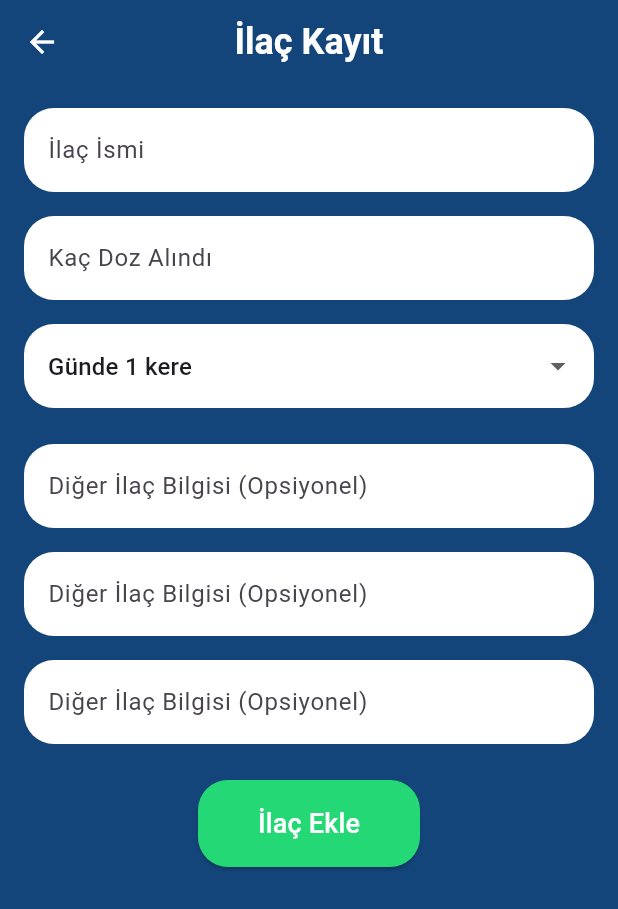
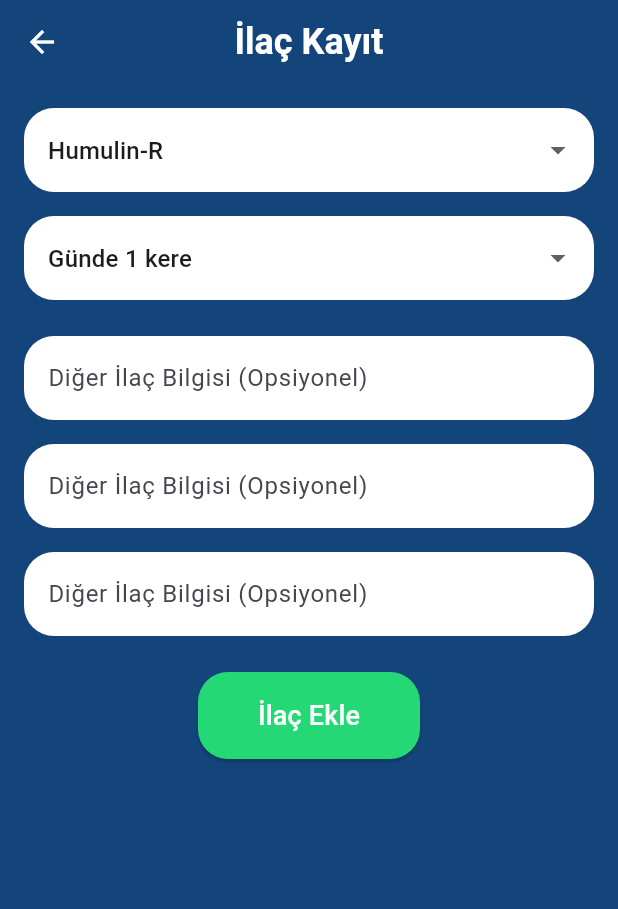
Before and after one commit to bozanctn/diyabet_flutter, a Flutter app: the MedicinePage screen opened directly, on a phone screen of 412 x 824 dp. Shown: the top 909 px of the screen. Run offline on Flutter 3.47's test engine with Material 3 defaults, Android fonts, the phone set to English and light mode, and no system bars; our stand-ins replace animated_bottom_navigation_bar, another_flushbar, cloud_firestore, firebase_auth, firebase_core, firebase_storage and 7 more; accounts and stored records are empty.

```diff
--- a/lib/screens/blood_sugar/blood_sugar_data_page.dart
+++ b/lib/screens/blood_sugar/blood_sugar_data_page.dart
@@ -377,18 +377,18 @@ class _BloodSugarDataPageState extends State<BloodSugarDataPage> {
                     return false; // Hemen silmeyi engelle
                   },
                   child: Card(
-                    color: const Color.fromRGBO(245, 245, 245, 1),
+                    color: const Color.fromRGBO(25, 80, 140, 1.0),
                     margin: const EdgeInsets.symmetric(vertical: 8.0, horizontal: 16.0),
                     shape: RoundedRectangleBorder(borderRadius: BorderRadius.circular(12)),
                     elevation: 2,
                     child: ListTile(
                       title: Text(
                         'Kan Şekeri: ${entry.bloodSugar} mg/dL',
-                        style: const TextStyle(color: Colors.black87),
+                        style: const TextStyle(color: Colors.white),
                       ),
                       subtitle: Text(
                         'İnsülin: ${entry.insulinUnit} ünite\nTarih: ${entry.date}',
-                        style: const TextStyle(color: Colors.black54),
+                        style: const TextStyle(color: Colors.white60),
                       ),
                     ),
                   ),
--- a/lib/screens/medicine/medicine_form_widget.dart
+++ b/lib/screens/medicine/medicine_form_widget.dart
@@ -2,50 +2,55 @@ import 'package:flutter/material.dart';
 import 'package:diyabet/helper/custom_textfield.dart';
 
 class MedicineFormWidget extends StatelessWidget {
-  final GlobalKey<FormState> formKey;
-  final TextEditingController nameController;
   final TextEditingController doseController;
   final List<TextEditingController> otherMedControllers;
+  final String selectedMedicine;
   final String selectedFrequency;
+  final ValueChanged<String> onMedicineChanged;
   final ValueChanged<String> onFrequencyChanged;
   final VoidCallback onSave;
 
   const MedicineFormWidget({
     Key? key,
-    required this.formKey,
-    required this.nameController,
+    required this.selectedMedicine,
     required this.doseController,
     required this.otherMedControllers,
     required this.selectedFrequency,
+    required this.onMedicineChanged,
     required this.onFrequencyChanged,
     required this.onSave,
   }) : super(key: key);
 
   @override
   Widget build(BuildContext context) {
-    return Form(
-      key: formKey,
-      child: Column(
+    return Column(
       crossAxisAlignment: CrossAxisAlignment.start,
       children: [
-          CustomTextFormField(
-            controller: nameController,
-            hintText: 'İlaç İsmi',
+        DropdownButtonFormField<String>(
+          value: selectedMedicine,
+          decoration: _inputDecoration('İlaç Seçin'),
+          items: const [
+            DropdownMenuItem(value: 'Humulin-R', child: Text('Humulin-R')),
+            DropdownMenuItem(value: 'Actrapid', child: Text('Actrapid')),
+            DropdownMenuItem(value: 'Humalog', child: Text('Humalog')),
+            DropdownMenuItem(value: 'Novorapid', child: Text('Novorapid')),
+            DropdownMenuItem(value: 'Humulin N', child: Text('Humulin N')),
+            DropdownMenuItem(value: 'İnsülatard', child: Text('İnsülatard')),
+            DropdownMenuItem(value: 'Novomiks', child: Text('Novomiks')),
+            DropdownMenuItem(value: 'Humulin M', child: Text('Humulin M')),
+            DropdownMenuItem(value: 'Humalog-Mix 25', child: Text('Humalog-Mix 25')),
+            DropdownMenuItem(value: 'Novomix 30', child: Text('Novomix 30')),
+            DropdownMenuItem(value: 'Lantus', child: Text('Lantus')),
+            DropdownMenuItem(value: 'Levemir', child: Text('Levemir')),
+          ],
+          onChanged: (String? value) {
+            if (value != null) {
+              onMedicineChanged(value);
+            }
+          },
           validator: (value) {
             if (value == null || value.isEmpty) {
-                return 'Lütfen ilaç ismini girin';
-              }
-              return null;
-            },
-          ),
-          const SizedBox(height: 16.0),
-          CustomTextFormField(
-            controller: doseController,
-            hintText: 'Kaç Doz Alındı',
-            keyboardType: TextInputType.number,
-            validator: (value) {
-              if (value == null || value.isEmpty) {
-                return 'Lütfen doz miktarını girin';
+              return 'Lütfen ilaç seçin';
             }
             return null;
           },
@@ -95,7 +100,6 @@ class MedicineFormWidget extends StatelessWidget {
           ),
         ),
       ],
-      ),
     );
   }
 
--- a/lib/screens/medicine/medicine_page.dart
+++ b/lib/screens/medicine/medicine_page.dart
@@ -10,8 +10,6 @@ class MedicinePage extends StatefulWidget {
 
 class _MedicinePageState extends State<MedicinePage> {
   final GlobalKey<FormState> _formKey = GlobalKey<FormState>();
-
-  final TextEditingController _nameController = TextEditingController();
   final TextEditingController _doseController = TextEditingController();
   final List<TextEditingController> _otherMedControllers = [
     TextEditingController(),
@@ -19,11 +17,11 @@ class _MedicinePageState extends State<MedicinePage> {
     TextEditingController(),
   ];
 
-  String _selectedFrequency = 'Günde 1 kere';
+  String _selectedMedicine = 'Humulin-R'; // Varsayılan ilaç ismi
+  String _selectedFrequency = 'Günde 1 kere'; // Varsayılan kullanım sıklığı
 
   @override
   void dispose() {
-    _nameController.dispose();
     _doseController.dispose();
     _otherMedControllers.forEach((controller) => controller.dispose());
     super.dispose();
@@ -35,12 +33,19 @@ class _MedicinePageState extends State<MedicinePage> {
       if (user != null) {
         MedModel newMed = MedModel(
           uid: user.uid,
-          name: _nameController.text,
+          name: _selectedMedicine,
+          // İlaç adı artık dropdown'dan alınıyor
           med1: _doseController.text,
           med2: _selectedFrequency,
-          med3: _otherMedControllers[0].text.isNotEmpty ? _otherMedControllers[0].text : null,
-          med4: _otherMedControllers[1].text.isNotEmpty ? _otherMedControllers[1].text : null,
-          med5: _otherMedControllers[2].text.isNotEmpty ? _otherMedControllers[2].text : null,
+          med3: _otherMedControllers[0].text.isNotEmpty
+              ? _otherMedControllers[0].text
+              : null,
+          med4: _otherMedControllers[1].text.isNotEmpty
+              ? _otherMedControllers[1].text
+              : null,
+          med5: _otherMedControllers[2].text.isNotEmpty
+              ? _otherMedControllers[2].text
+              : null,
           timestamp: DateTime.now(), // Kaydedildiği zamanı ekleyelim
         );
 
@@ -55,20 +60,36 @@ class _MedicinePageState extends State<MedicinePage> {
     return Scaffold(
       backgroundColor: const Color.fromRGBO(19, 69, 122, 1.0),
       appBar: AppBar(
-        title: const Text('İlaç Kayıt',
-          style: TextStyle(color: Colors.white, fontSize: 24, fontWeight: FontWeight.bold),
+        title: const Text(
+          'İlaç Kayıt',
+          style: TextStyle(
+              color: Colors.white, fontSize: 24, fontWeight: FontWeight.bold),
         ),
         backgroundColor: const Color.fromRGBO(19, 69, 122, 1.0),
         centerTitle: true,
       ),
-      body: Padding(
+      body: GestureDetector(
+        onTap: () {
+          // Klavyeyi kapatmak için boş bir alana tıklama
+          FocusScope.of(context).unfocus();
+        },
+        child: SingleChildScrollView(
+          child: Padding(
             padding: const EdgeInsets.all(16.0),
+            child: Column(
+              children: [
+                Form(
+                  key: _formKey,
                   child: MedicineFormWidget(
-          formKey: _formKey,
-          nameController: _nameController,
+                    selectedMedicine: _selectedMedicine,
                     doseController: _doseController,
                     otherMedControllers: _otherMedControllers,
                     selectedFrequency: _selectedFrequency,
+                    onMedicineChanged: (value) {
+                      setState(() {
+                        _selectedMedicine = value;
+                      });
+                    },
                     onFrequencyChanged: (value) {
                       setState(() {
                         _selectedFrequency = value;
@@ -77,6 +98,17 @@ class _MedicinePageState extends State<MedicinePage> {
                     onSave: _saveProfile,
                   ),
                 ),
+              ],
+            ),
+          ),
+        ),
+      ),
+      bottomNavigationBar: SizedBox(
+        height: MediaQuery
+            .of(context)
+            .viewInsets
+            .bottom, // Klavye yüksekliğini otomatik ekler
+      ),
     );
   }
 }
```
Lines whose indentation alone changed are shown as unchanged.
